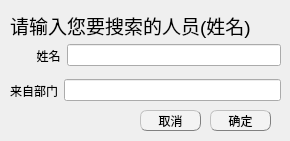
The window that searchpersondialog.ui (EsZHU/QtExamSystem) describes before a commit, drawn with Qt 5.
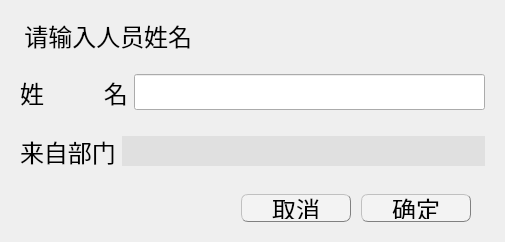
The same window after the commit.

Commit message:
完善：人员管理搜索界面布局完善
不会搜索名字相同的人的数据，只会找到出现的第一个

Patch:
```diff
--- a/searchpersondialog.ui
+++ b/searchpersondialog.ui
@@ -6,43 +6,73 @@
    <rect>
     <x>0</x>
     <y>0</y>
-    <width>290</width>
-    <height>141</height>
+    <width>505</width>
+    <height>242</height>
    </rect>
   </property>
   <property name="windowTitle">
    <string>Form</string>
   </property>
-  <widget class="QPushButton" name="cancelBtn">
-   <property name="geometry">
-    <rect>
-     <x>140</x>
-     <y>110</y>
-     <width>61</width>
-     <height>21</height>
-    </rect>
-   </property>
-   <property name="styleSheet">
-    <string notr="true">QPushButton{background-color: rgb(243, 243, 243);border:0.5px groove gray;border-radius:7px;padding:2px 4px;border-style: outset;}
-QPushButton:hover{background-color:rgb(229, 241, 251); color: black;}
-QPushButton:pressed{background-color:rgb(191, 190, 192);border-style: inset;}</string>
-   </property>
+  <layout class="QGridLayout" name="gridLayout">
+   <item row="0" column="0">
+    <widget class="QLabel" name="label">
+     <property name="font">
+      <font>
+       <pointsize>18</pointsize>
+      </font>
+     </property>
+     <property name="text">
+      <string>  请输入人员姓名</string>
+     </property>
+    </widget>
+   </item>
+   <item row="1" column="0">
+    <widget class="QWidget" name="widget_6" native="true">
+     <property name="font">
+      <font>
+       <pointsize>18</pointsize>
+      </font>
+     </property>
+     <layout class="QHBoxLayout" name="horizontalLayout_7">
+      <item>
+       <widget class="QLabel" name="label_4">
+        <property name="font">
+         <font>
+          <pointsize>18</pointsize>
+         </font>
+        </property>
    <property name="text">
-    <string>取消</string>
-   </property>
-  </widget>
+         <string>姓         名</string>
+        </property>
+       </widget>
+      </item>
+      <item>
+       <widget class="QLineEdit" name="nameLabel">
+        <property name="font">
+         <font>
+          <pointsize>18</pointsize>
+         </font>
+        </property>
+       </widget>
+      </item>
+     </layout>
+    </widget>
+   </item>
+   <item row="2" column="0">
   <widget class="QWidget" name="widget_5" native="true">
-   <property name="geometry">
-    <rect>
-     <x>10</x>
-     <y>60</y>
-     <width>271</width>
-     <height>61</height>
-    </rect>
+     <property name="font">
+      <font>
+       <pointsize>18</pointsize>
+      </font>
    </property>
    <layout class="QHBoxLayout" name="horizontalLayout_6">
     <item>
      <widget class="QLabel" name="label_3">
+        <property name="font">
+         <font>
+          <pointsize>18</pointsize>
+         </font>
+        </property>
       <property name="text">
        <string>来自部门</string>
       </property>
@@ -50,8 +80,16 @@
     </item>
     <item>
      <widget class="QLineEdit" name="departLabel">
+        <property name="font">
+         <font>
+          <pointsize>18</pointsize>
+         </font>
+        </property>
       <property name="styleSheet">
-       <string notr="true">/*background:rgb(224, 224, 224)*/</string>
+         <string notr="true">background:rgb(224, 224, 224)</string>
+        </property>
+        <property name="frame">
+         <bool>false</bool>
       </property>
       <property name="readOnly">
        <bool>true</bool>
@@ -60,15 +98,23 @@
     </item>
    </layout>
   </widget>
+   </item>
+   <item row="3" column="0">
+    <widget class="QWidget" name="widget" native="true">
   <widget class="QPushButton" name="saveBtn">
    <property name="geometry">
     <rect>
-     <x>210</x>
-     <y>110</y>
-     <width>61</width>
-     <height>21</height>
-    </rect>
-   </property>
+        <x>350</x>
+        <y>10</y>
+        <width>110</width>
+        <height>28</height>
+       </rect>
+      </property>
+      <property name="font">
+       <font>
+        <pointsize>18</pointsize>
+       </font>
+      </property>
    <property name="styleSheet">
     <string notr="true">QPushButton{background-color: rgb(243, 243, 243);border:0.5px groove gray;border-radius:7px;padding:2px 4px;border-style: outset;}
 QPushButton:hover{background-color:rgb(229, 241, 251); color: black;}
@@ -78,46 +124,32 @@
     <string>确定</string>
    </property>
   </widget>
-  <widget class="QLabel" name="label">
+     <widget class="QPushButton" name="cancelBtn">
    <property name="geometry">
     <rect>
-     <x>10</x>
+        <x>230</x>
      <y>10</y>
-     <width>241</width>
-     <height>31</height>
+        <width>110</width>
+        <height>28</height>
     </rect>
    </property>
    <property name="font">
     <font>
-     <pointsize>14</pointsize>
-    </font>
-   </property>
-   <property name="text">
-    <string>请输入您要搜索的人员(姓名)</string>
-   </property>
-  </widget>
-  <widget class="QWidget" name="widget_6" native="true">
-   <property name="geometry">
-    <rect>
-     <x>10</x>
-     <y>30</y>
-     <width>271</width>
-     <height>51</height>
-    </rect>
-   </property>
-   <layout class="QHBoxLayout" name="horizontalLayout_7">
-    <item>
-     <widget class="QLabel" name="label_4">
+        <pointsize>18</pointsize>
+       </font>
+      </property>
+      <property name="styleSheet">
+       <string notr="true">QPushButton{background-color: rgb(243, 243, 243);border:0.5px groove gray;border-radius:7px;padding:2px 4px;border-style: outset;}
+QPushButton:hover{background-color:rgb(229, 241, 251); color: black;}
+QPushButton:pressed{background-color:rgb(191, 190, 192);border-style: inset;}</string>
+      </property>
       <property name="text">
-       <string>        姓名</string>
+       <string>取消</string>
       </property>
      </widget>
-    </item>
-    <item>
-     <widget class="QLineEdit" name="nameLabel"/>
-    </item>
-   </layout>
-  </widget>
+    </widget>
+   </item>
+  </layout>
  </widget>
  <resources/>
  <connections/>
```
Lines whose indentation alone changed are shown as unchanged. The commit also changes 1 other file.
